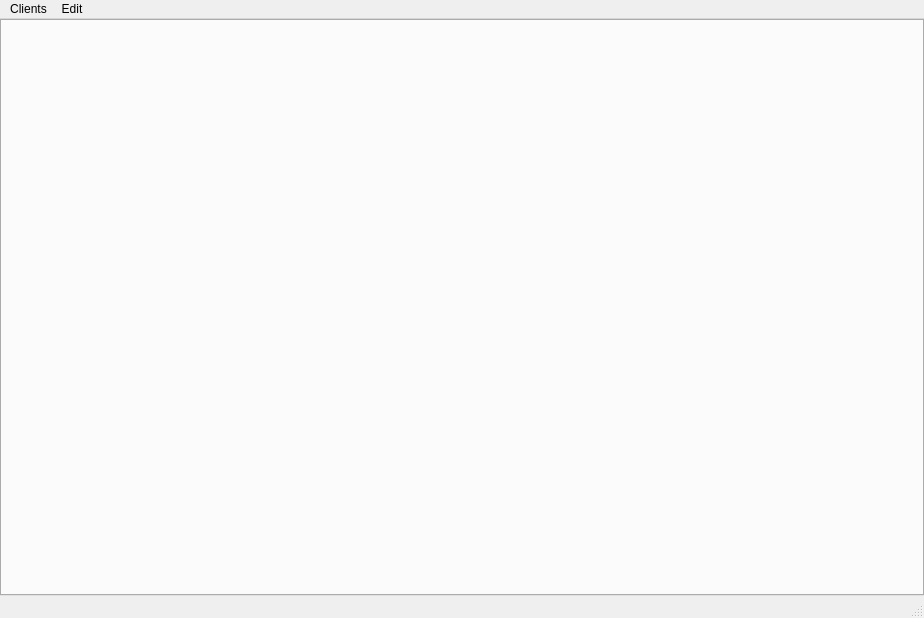
Before: the Qt Designer form src/Main.ui in junioramilson/json-websocket-client, drawn with Qt 5.
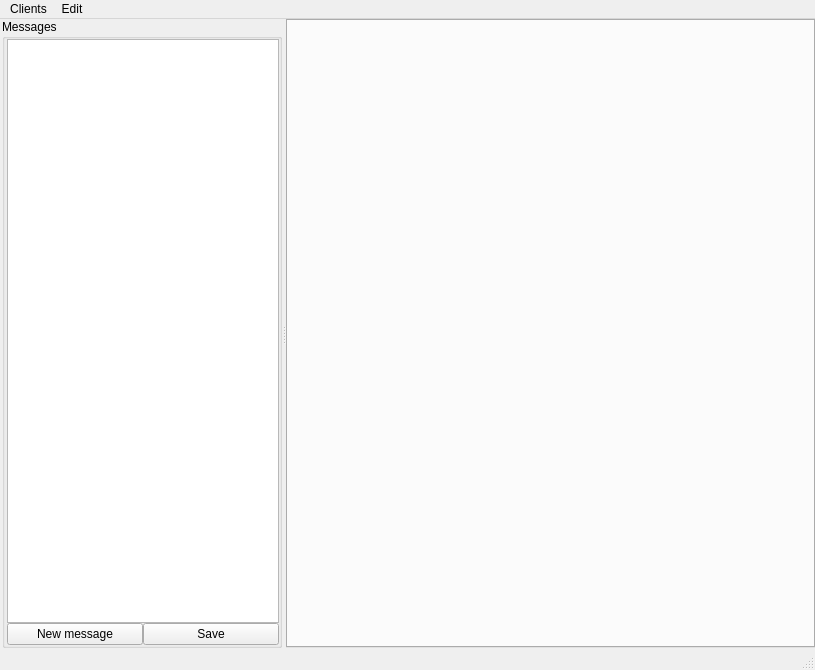
After: the same form once the commit is applied.

```diff
--- a/src/Main.ui
+++ b/src/Main.ui
@@ -6,8 +6,8 @@
    <rect>
     <x>0</x>
     <y>0</y>
-    <width>924</width>
-    <height>618</height>
+    <width>815</width>
+    <height>670</height>
    </rect>
   </property>
   <property name="palette">
@@ -74,6 +74,11 @@
     </disabled>
    </palette>
   </property>
+  <property name="font">
+   <font>
+    <family>Segoe UI</family>
+   </font>
+  </property>
   <property name="windowTitle">
    <string>MainWindow</string>
   </property>
@@ -86,14 +91,51 @@
   <property name="tabShape">
    <enum>QTabWidget::Rounded</enum>
   </property>
+  <property name="dockNestingEnabled">
+   <bool>true</bool>
+  </property>
   <property name="dockOptions">
-   <set>QMainWindow::AllowTabbedDocks|QMainWindow::AnimatedDocks</set>
+   <set>QMainWindow::AllowNestedDocks|QMainWindow::AllowTabbedDocks|QMainWindow::AnimatedDocks</set>
   </property>
   <widget class="QWidget" name="centralwidget">
-   <layout class="QGridLayout" name="gridLayout">
+   <property name="mouseTracking">
+    <bool>true</bool>
+   </property>
+   <layout class="QGridLayout" name="gridLayout_7">
     <property name="leftMargin">
+     <number>2</number>
+    </property>
+    <property name="topMargin">
      <number>0</number>
     </property>
+    <property name="rightMargin">
+     <number>0</number>
+    </property>
+    <property name="bottomMargin">
+     <number>0</number>
+    </property>
+    <property name="spacing">
+     <number>0</number>
+    </property>
+    <item row="0" column="0">
+     <widget class="QSplitter" name="splitter">
+      <property name="orientation">
+       <enum>Qt::Horizontal</enum>
+      </property>
+      <widget class="QWidget" name="gridLayoutWidget_2">
+       <layout class="QGridLayout" name="gridLayout_5">
+        <item row="0" column="0">
+         <widget class="QGroupBox" name="groupBox">
+          <property name="title">
+           <string>Messages</string>
+          </property>
+          <property name="flat">
+           <bool>false</bool>
+          </property>
+          <layout class="QGridLayout" name="gridLayout_6">
+           <property name="leftMargin">
+            <number>2</number>
+           </property>
     <property name="topMargin">
      <number>0</number>
     </property>
@@ -106,8 +148,97 @@
     <property name="spacing">
      <number>0</number>
     </property>
+           <item row="1" column="0">
+            <widget class="QPushButton" name="newMessageBtn">
+             <property name="font">
+              <font>
+               <family>Segoe UI</family>
+              </font>
+             </property>
+             <property name="text">
+              <string>New message</string>
+             </property>
+            </widget>
+           </item>
+           <item row="1" column="1">
+            <widget class="QPushButton" name="saveMessagesBtn">
+             <property name="font">
+              <font>
+               <family>Segoe UI</family>
+              </font>
+             </property>
+             <property name="text">
+              <string>Save</string>
+             </property>
+            </widget>
+           </item>
+           <item row="0" column="0" colspan="2">
+            <widget class="QListWidget" name="messagesListWidget">
+             <property name="minimumSize">
+              <size>
+               <width>100</width>
+               <height>0</height>
+              </size>
+             </property>
+             <property name="frameShape">
+              <enum>QFrame::StyledPanel</enum>
+             </property>
+             <property name="frameShadow">
+              <enum>QFrame::Plain</enum>
+             </property>
+             <property name="lineWidth">
+              <number>21</number>
+             </property>
+             <property name="midLineWidth">
+              <number>7</number>
+             </property>
+             <property name="dragEnabled">
+              <bool>true</bool>
+             </property>
+             <property name="defaultDropAction">
+              <enum>Qt::MoveAction</enum>
+             </property>
+             <property name="alternatingRowColors">
+              <bool>true</bool>
+             </property>
+             <property name="horizontalScrollMode">
+              <enum>QAbstractItemView::ScrollPerPixel</enum>
+             </property>
+             <property name="movement">
+              <enum>QListView::Snap</enum>
+             </property>
+             <property name="isWrapping" stdset="0">
+              <bool>false</bool>
+             </property>
+             <property name="resizeMode">
+              <enum>QListView::Adjust</enum>
+             </property>
+             <property name="layoutMode">
+              <enum>QListView::SinglePass</enum>
+             </property>
+             <property name="viewMode">
+              <enum>QListView::ListMode</enum>
+             </property>
+             <property name="uniformItemSizes">
+              <bool>false</bool>
+             </property>
+            </widget>
+           </item>
+          </layout>
+         </widget>
+        </item>
+       </layout>
+      </widget>
+      <widget class="QWidget" name="gridLayoutWidget">
+       <layout class="QGridLayout" name="gridLayout_4">
     <item row="0" column="0">
      <widget class="QTabWidget" name="sessionsTabWidget">
+          <property name="minimumSize">
+           <size>
+            <width>500</width>
+            <height>0</height>
+           </size>
+          </property>
       <property name="tabPosition">
        <enum>QTabWidget::North</enum>
       </property>
@@ -136,12 +267,16 @@
     </item>
    </layout>
   </widget>
+     </widget>
+    </item>
+   </layout>
+  </widget>
   <widget class="QMenuBar" name="menubar">
    <property name="geometry">
     <rect>
      <x>0</x>
      <y>0</y>
-     <width>924</width>
+     <width>815</width>
      <height>20</height>
     </rect>
    </property>
```
Lines whose indentation alone changed are shown as unchanged.
